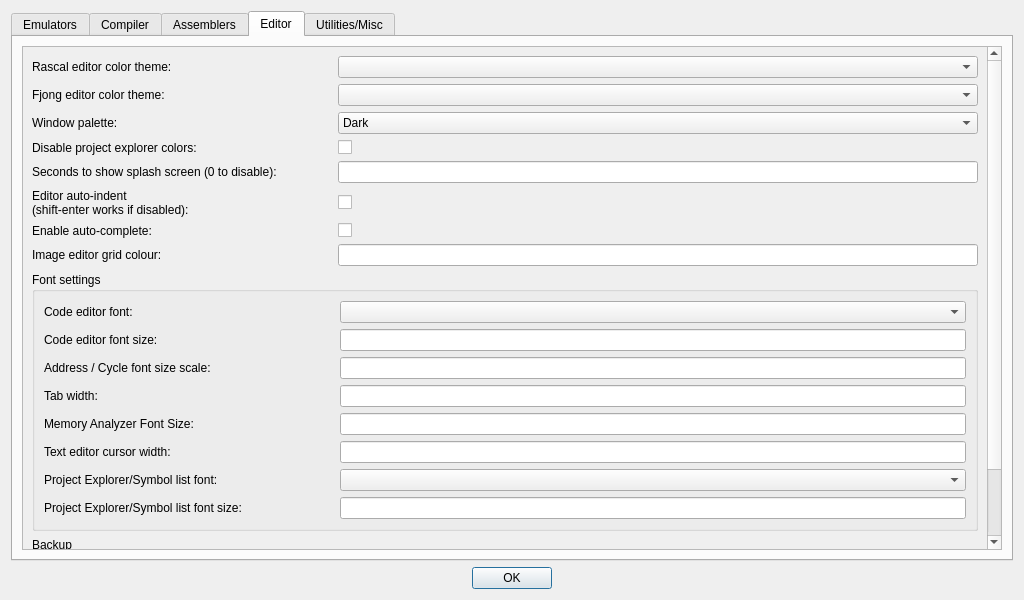
First picture: the form in source/dialogtrsesettings.ui, repository leuat/TRSE, before the edit.
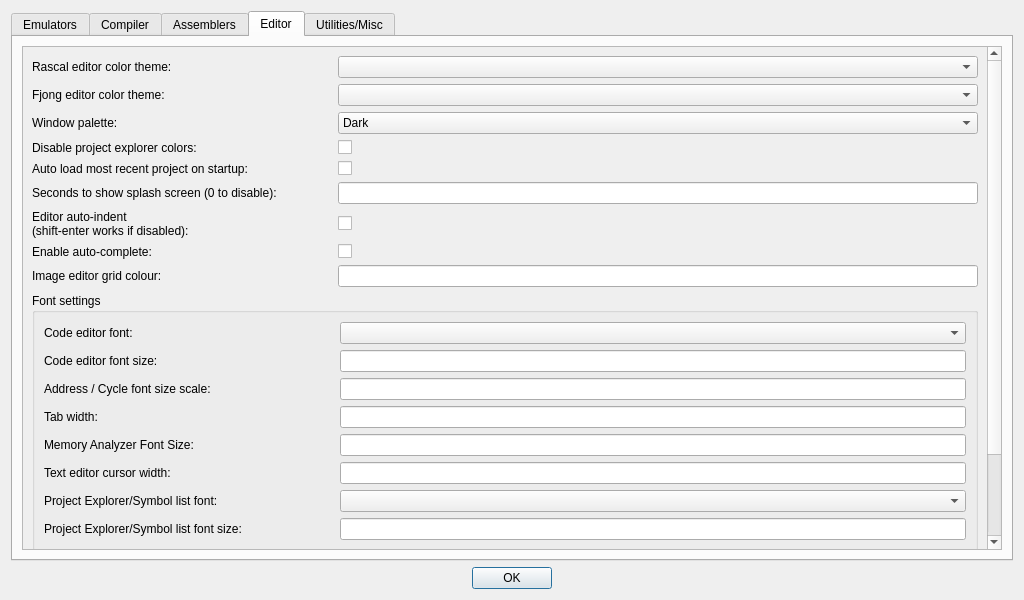
Second picture: the form after the edit. The open tabs and pages were chosen to show the change.

Commit message: Auto load recent project on startup

The edit to the form file:
```diff
--- a/source/dialogtrsesettings.ui
+++ b/source/dialogtrsesettings.ui
@@ -1783,29 +1783,54 @@
               <x>0</x>
               <y>0</y>
               <width>950</width>
-              <height>697</height>
+              <height>723</height>
              </rect>
             </property>
             <layout class="QGridLayout" name="gridLayout_26">
              <item row="0" column="0">
               <layout class="QGridLayout" name="gridLayout_5">
-               <item row="4" column="2">
-                <widget class="QLineEdit" name="leSplashSeconds"/>
+               <item row="1" column="2">
+                <widget class="QComboBox" name="cmbThemeFjong"/>
                </item>
-               <item row="1" column="0">
-                <widget class="QLabel" name="label_21">
+               <item row="4" column="0">
+                <widget class="QLabel" name="label_76">
                  <property name="text">
-                  <string>Fjong editor color theme:</string>
+                  <string>Auto load most recent project on startup:</string>
+                 </property>
+                </widget>
+               </item>
+               <item row="2" column="2">
+                <widget class="QComboBox" name="cmbPalette">
+                 <item>
+                  <property name="text">
+                   <string>Dark</string>
+                  </property>
+                 </item>
+                 <item>
+                  <property name="text">
+                   <string>Light</string>
+                  </property>
+                 </item>
+                </widget>
+               </item>
+               <item row="8" column="0">
+                <widget class="QLabel" name="label_69">
+                 <property name="text">
+                  <string>Image editor grid colour:</string>
                  </property>
                 </widget>
                </item>
                <item row="6" column="0">
-                <widget class="QLabel" name="label_62">
+                <widget class="QLabel" name="label_56">
                  <property name="text">
-                  <string>Enable auto-complete:</string>
+                  <string>Editor auto-indent
+(shift-enter works if disabled):</string>
                  </property>
                 </widget>
                </item>
+               <item row="5" column="2">
+                <widget class="QLineEdit" name="leSplashSeconds"/>
+               </item>
                <item row="3" column="2">
                 <widget class="QCheckBox" name="chkDisableFileColors">
                  <property name="text">
@@ -1813,10 +1838,17 @@
                  </property>
                 </widget>
                </item>
-               <item row="1" column="2">
-                <widget class="QComboBox" name="cmbThemeFjong"/>
+               <item row="3" column="0">
+                <widget class="QLabel" name="label_41">
+                 <property name="text">
+                  <string>Disable project explorer colors:</string>
+                 </property>
+                </widget>
                </item>
-               <item row="6" column="2">
+               <item row="8" column="2">
+                <widget class="QLineEdit" name="leGridColor"/>
+               </item>
+               <item row="7" column="2">
                 <widget class="QCheckBox" name="chkAutoComplete">
                  <property name="text">
                   <string/>
@@ -1836,44 +1868,30 @@
                  </property>
                 </widget>
                </item>
+               <item row="1" column="0">
+                <widget class="QLabel" name="label_21">
+                 <property name="text">
+                  <string>Fjong editor color theme:</string>
+                 </property>
+                </widget>
+               </item>
+               <item row="6" column="2">
+                <widget class="QCheckBox" name="chkAutoIndent">
+                 <property name="text">
+                  <string/>
+                 </property>
+                </widget>
+               </item>
+               <item row="7" column="0">
+                <widget class="QLabel" name="label_62">
+                 <property name="text">
+                  <string>Enable auto-complete:</string>
+                 </property>
+                </widget>
+               </item>
                <item row="0" column="2">
                 <widget class="QComboBox" name="cmbTheme"/>
                </item>
-               <item row="3" column="0">
-                <widget class="QLabel" name="label_41">
-                 <property name="text">
-                  <string>Disable project explorer colors:</string>
-                 </property>
-                </widget>
-               </item>
-               <item row="2" column="2">
-                <widget class="QComboBox" name="cmbPalette">
-                 <item>
-                  <property name="text">
-                   <string>Dark</string>
-                  </property>
-                 </item>
-                 <item>
-                  <property name="text">
-                   <string>Light</string>
-                  </property>
-                 </item>
-                </widget>
-               </item>
-               <item row="4" column="0">
-                <widget class="QLabel" name="label_47">
-                 <property name="text">
-                  <string>Seconds to show splash screen (0 to disable):</string>
-                 </property>
-                </widget>
-               </item>
-               <item row="5" column="2">
-                <widget class="QCheckBox" name="chkAutoIndent">
-                 <property name="text">
-                  <string/>
-                 </property>
-                </widget>
-               </item>
                <item row="2" column="0">
                 <widget class="QLabel" name="label_8">
                  <property name="text">
@@ -1882,23 +1900,19 @@
                 </widget>
                </item>
                <item row="5" column="0">
-                <widget class="QLabel" name="label_56">
+                <widget class="QLabel" name="label_47">
                  <property name="text">
-                  <string>Editor auto-indent
-(shift-enter works if disabled):</string>
+                  <string>Seconds to show splash screen (0 to disable):</string>
                  </property>
                 </widget>
                </item>
-               <item row="7" column="0">
-                <widget class="QLabel" name="label_69">
+               <item row="4" column="2">
+                <widget class="QCheckBox" name="chkAutoLoadRecent">
                  <property name="text">
-                  <string>Image editor grid colour:</string>
+                  <string/>
                  </property>
                 </widget>
                </item>
-               <item row="7" column="2">
-                <widget class="QLineEdit" name="leGridColor"/>
-               </item>
               </layout>
              </item>
              <item row="1" column="0">
```
The commit also changes 11 other files.
